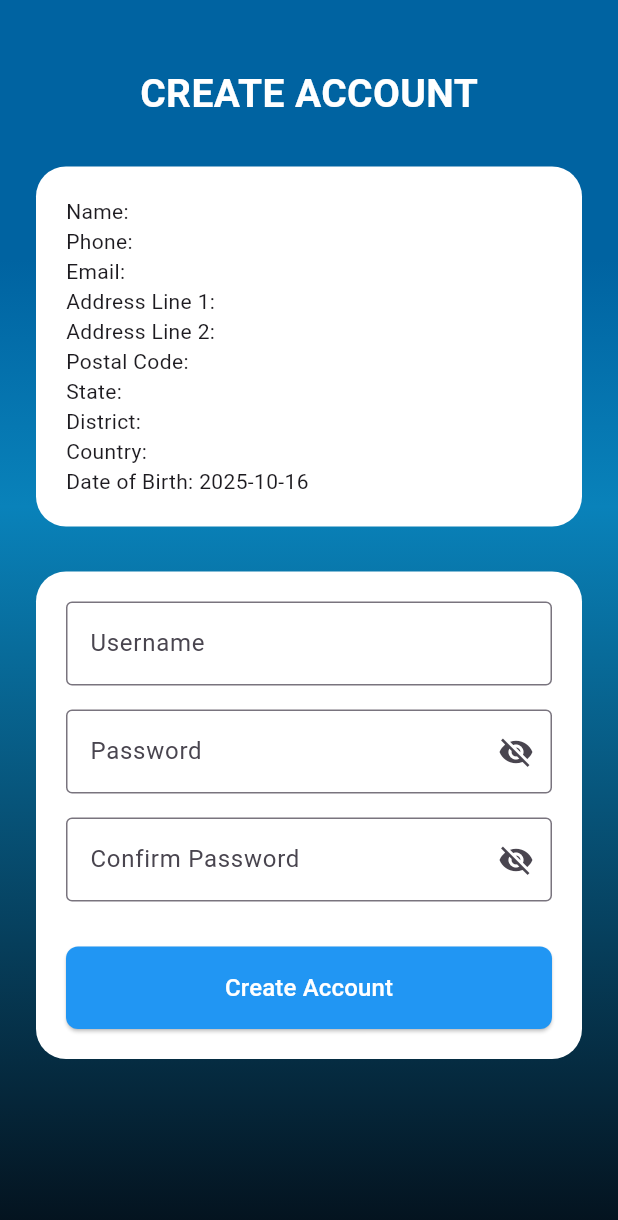
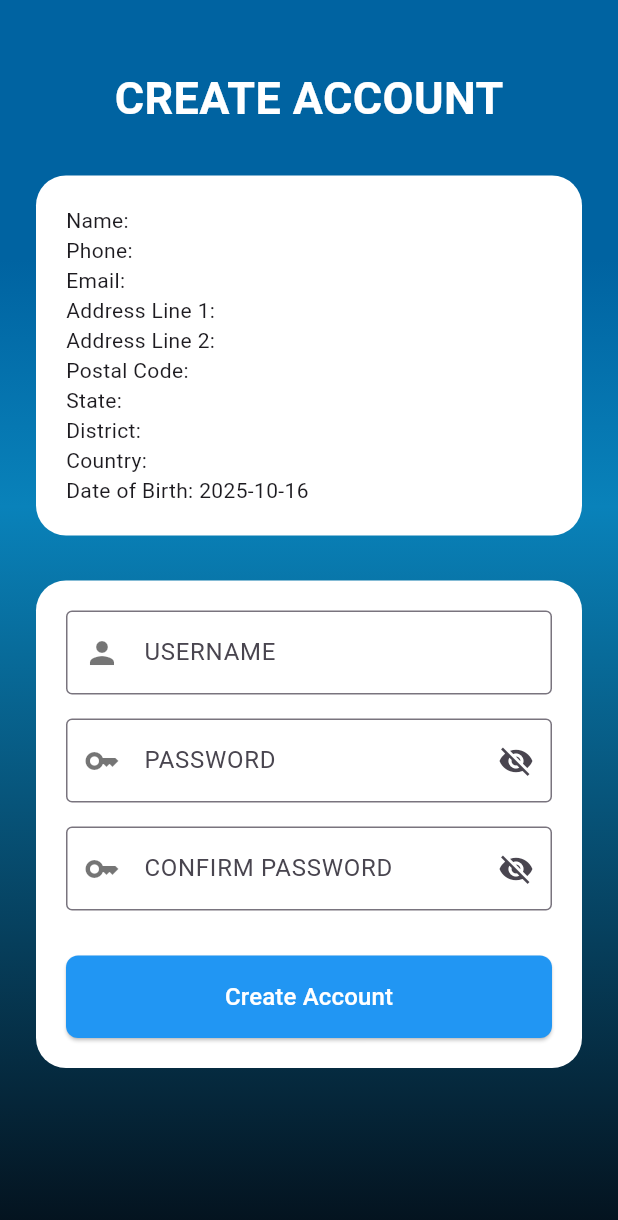
Before and after one commit to maozedoggo/FYP_Smahorz, a Flutter app: the CreateAccount screen opened directly with empty values, on a phone screen of 412 x 824 dp. Shown: the top 1220 px of the screen. Run offline on Flutter 3.47's test engine with Material 3 defaults, Android fonts, the phone set to English and light mode, and no system bars; our stand-ins replace cloud_firestore, firebase_auth, firebase_core, firebase_storage, flutter_advanced_drawer, image_picker and 1 more; accounts and stored records are empty.

Commit message:
create-account-beautify

```diff
--- a/lib/views/pages/Create_account_page/create_account.dart
+++ b/lib/views/pages/Create_account_page/create_account.dart
@@ -198,7 +198,7 @@ class CreateAccountState extends State<CreateAccount> {
                   const Text(
                     "CREATE ACCOUNT",
                     style: TextStyle(
-                      fontSize: 26,
+                      fontSize: 30,
                       fontWeight: FontWeight.bold,
                       color: Colors.white,
                     ),
@@ -248,7 +248,9 @@ class CreateAccountState extends State<CreateAccount> {
                         TextField(
                           controller: usernameController,
                           decoration: const InputDecoration(
-                            labelText: 'Username',
+                            prefixIconColor: Colors.black54,
+                            prefixIcon: Icon(Icons.person),
+                            hintText: "USERNAME",
                             border: OutlineInputBorder(),
                           ),
                         ),
@@ -259,7 +261,9 @@ class CreateAccountState extends State<CreateAccount> {
                           controller: passwordController,
                           obscureText: !showPassword,
                           decoration: InputDecoration(
-                            labelText: 'Password',
+                            prefixIconColor: Colors.black54,
+                            prefixIcon: Icon(Icons.key),
+                            hintText: "PASSWORD",
                             border: const OutlineInputBorder(),
                             suffixIcon: IconButton(
                               icon: Icon(
@@ -279,7 +283,9 @@ class CreateAccountState extends State<CreateAccount> {
                           controller: confirmPasswordController,
                           obscureText: !showConfirm,
                           decoration: InputDecoration(
-                            labelText: 'Confirm Password',
+                            prefixIconColor: Colors.black54,
+                            prefixIcon: Icon(Icons.key),
+                            hintText: "CONFIRM PASSWORD",
                             border: const OutlineInputBorder(),
                             suffixIcon: IconButton(
                               icon: Icon(
```
